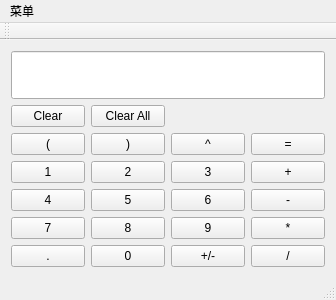
The window that mainwindow.ui (RogerYK/Qt-Calculator) describes before a commit, drawn with Qt 5.
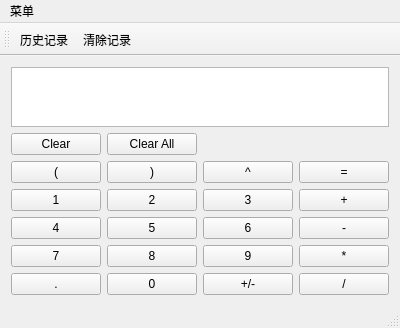
The same window after the commit.

Diff of the .ui file:
```diff
--- a/mainwindow.ui
+++ b/mainwindow.ui
@@ -6,20 +6,20 @@
    <rect>
     <x>0</x>
     <y>0</y>
-    <width>336</width>
-    <height>300</height>
+    <width>400</width>
+    <height>328</height>
    </rect>
   </property>
   <property name="minimumSize">
    <size>
-    <width>336</width>
+    <width>400</width>
     <height>300</height>
    </size>
   </property>
   <property name="maximumSize">
    <size>
-    <width>336</width>
-    <height>300</height>
+    <width>400</width>
+    <height>330</height>
    </size>
   </property>
   <property name="windowTitle">
@@ -27,6 +27,13 @@
   </property>
   <widget class="QWidget" name="centralWidget">
    <layout class="QGridLayout" name="gridLayout">
+    <item row="0" column="0" colspan="4">
+     <widget class="QTextEdit" name="textEdit">
+      <property name="readOnly">
+       <bool>true</bool>
+      </property>
+     </widget>
+    </item>
     <item row="1" column="0">
      <widget class="QPushButton" name="clearBtn">
       <property name="text">
@@ -71,7 +78,7 @@
     <item row="2" column="3">
      <widget class="QPushButton" name="equalBtn">
       <property name="sizePolicy">
-       <sizepolicy hsizetype="Fixed" vsizetype="Minimum">
+       <sizepolicy hsizetype="Minimum" vsizetype="Minimum">
         <horstretch>0</horstretch>
         <verstretch>0</verstretch>
        </sizepolicy>
@@ -199,22 +206,6 @@
       </property>
      </widget>
     </item>
-    <item row="0" column="0" colspan="4">
-     <widget class="QLineEdit" name="lineEdit">
-      <property name="sizePolicy">
-       <sizepolicy hsizetype="Expanding" vsizetype="Expanding">
-        <horstretch>0</horstretch>
-        <verstretch>0</verstretch>
-       </sizepolicy>
-      </property>
-      <property name="alignment">
-       <set>Qt::AlignRight|Qt::AlignTrailing|Qt::AlignVCenter</set>
-      </property>
-      <property name="readOnly">
-       <bool>true</bool>
-      </property>
-     </widget>
-    </item>
    </layout>
   </widget>
   <widget class="QMenuBar" name="menuBar">
@@ -222,7 +213,7 @@
     <rect>
      <x>0</x>
      <y>0</y>
-     <width>336</width>
+     <width>400</width>
      <height>23</height>
     </rect>
    </property>
@@ -241,8 +232,20 @@
    <attribute name="toolBarBreak">
     <bool>false</bool>
    </attribute>
+   <addaction name="action_2"/>
+   <addaction name="action_3"/>
   </widget>
   <widget class="QStatusBar" name="statusBar"/>
+  <action name="action_3">
+   <property name="text">
+    <string>清除记录</string>
+   </property>
+  </action>
+  <action name="action_2">
+   <property name="text">
+    <string>历史记录</string>
+   </property>
+  </action>
   <action name="action">
    <property name="text">
     <string>粘贴(&amp;V)</string>
```
Left out of the diff: 7 changed lines with no effect on the pictures.
